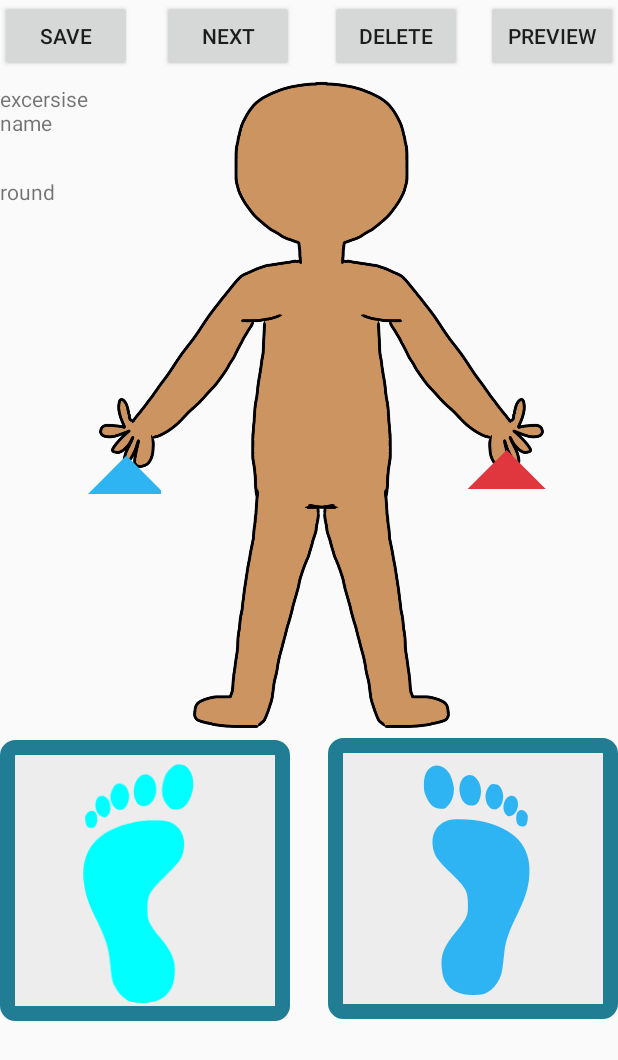
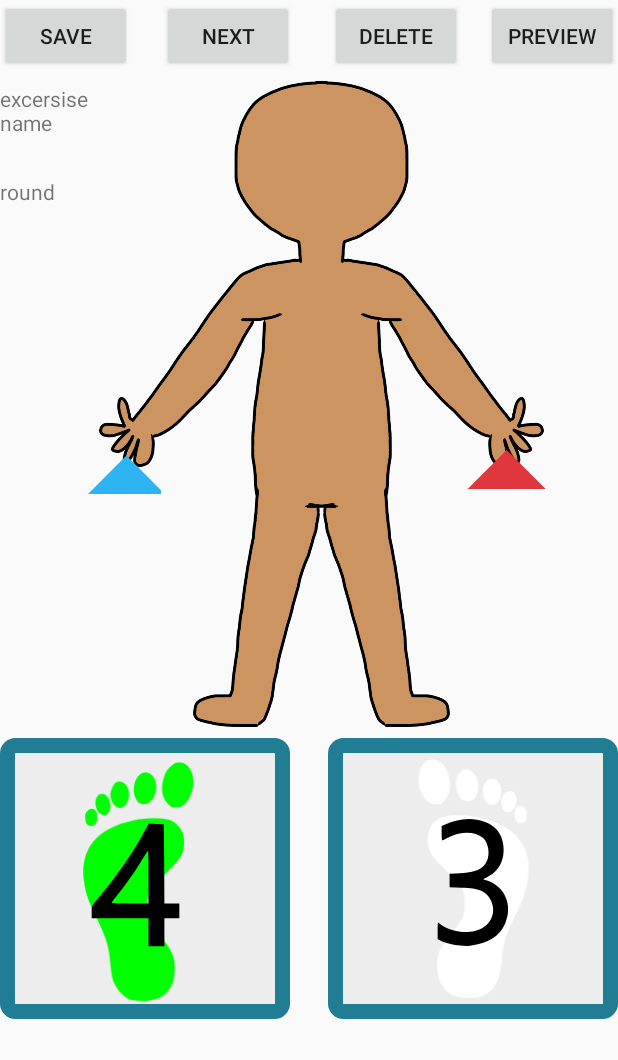
Before and after one commit to Toon-Van-Engeland/care-athon, an Android app: the CreateActivity screen opened directly, with no data from a screen before it, on a phone screen of 412 x 824 dp. Shown: the top 1060 px of the screen. Run offline under Robolectric (Android 15) with nearby library versions, the phone set to English and light mode, and no system bars.

Commit message:
viewpager feets

```diff
--- a/GKarate/app/src/main/AndroidManifest.xml
+++ b/GKarate/app/src/main/AndroidManifest.xml
@@ -19,7 +19,6 @@
             </intent-filter>
         </activity>
         <activity android:name=".CreateActivity" >
-
         </activity>
     </application>
 
--- a/GKarate/app/src/main/java/be/pxl/g_karate/CreateActivity.java
+++ b/GKarate/app/src/main/java/be/pxl/g_karate/CreateActivity.java
@@ -2,7 +2,6 @@ package be.pxl.g_karate;
 
 import android.graphics.Color;
 import android.graphics.drawable.Icon;
-import android.media.Image;
 import android.os.Bundle;
 import android.view.LayoutInflater;
 import android.view.View;
@@ -19,21 +18,38 @@ import java.util.ArrayList;
 import java.util.List;
 
 public class CreateActivity  extends AppCompatActivity {
-    private ViewPager mViewPager;
+
+    private ViewPager mViewPagerLeftFood;
+    private ViewPager mViewerRightFood;
+
+
     @Override
     protected void onCreate(Bundle savedInstanceState) {
         super.onCreate(savedInstanceState);
         setContentView(R.layout.activity_create);
-        initPager();
+        initPagerLeftFood();
+        initPagerRightFood();
     }
-    private void initPager() {
-        mViewPager = findViewById(R.id.left_food_pager);
+
+    private void initPagerRightFood() {
+        mViewerRightFood = findViewById(R.id.right_food_pager);
         ViewPagerAdapter adapter = new ViewPagerAdapter(getSupportFragmentManager());
-        adapter.addFragment(new OneFragment(), "ONE");
-        adapter.addFragment(new TwoFragment(), "TWO");
+        adapter.addFragment(new ThreeRightFoot(), "Three_Right");
+        adapter.addFragment(new OneRightFoot(), "One_Right");
+        adapter.addFragment(new FiveRightFoot(), "Five_Right");
+        adapter.addFragment(new GrayRightFragment(), "Gray_Right");
+        mViewerRightFood.setAdapter(adapter);
+    }
 
-        mViewPager.setAdapter(adapter);
+    private void initPagerLeftFood() {
+        mViewPagerLeftFood = findViewById(R.id.left_food_pager);
+        ViewPagerAdapter adapter = new ViewPagerAdapter(getSupportFragmentManager());
+        adapter.addFragment(new ForLeftFood(), "Four_Left");
+        adapter.addFragment(new TwoLeftFood(), "Two_Left");
+        adapter.addFragment(new SixLeftFood(), "Six_Left");
+        adapter.addFragment(new ForFragment(), "gray_left");
 
+        mViewPagerLeftFood.setAdapter(adapter);
     }
     class ViewPagerAdapter extends FragmentPagerAdapter {
         private final List<Fragment> mList = new ArrayList<>();
@@ -58,22 +74,105 @@ public class CreateActivity  extends AppCompatActivity {
             return mTitleList.get(position);
         }
     }
-    public static class OneFragment extends Fragment {
+    public static class ForLeftFood extends Fragment {
         @Override
         public View onCreateView(LayoutInflater inflater, ViewGroup container, Bundle savedInstanceState){
             View v = inflater.inflate(R.layout.left_food_box, container, false);
-            Icon icon = Icon.createWithResource(getContext(), R.drawable.ic_left_footprint).setTint(Color.CYAN);
+            Icon icon = Icon.createWithResource(getContext(), R.drawable.ic_left_footprint).setTint(Color.GREEN);
             ((ImageView) v.findViewById(R.id.feet_left2)).setImageIcon(icon);
+
+
+            Icon iconTwo = Icon.createWithResource(getContext(), R.drawable.ic_number_4);
+            ((ImageView) v.findViewById(R.id.feet_left_index2)).setImageIcon(iconTwo);
+
+
 
 
             return v;
         }
     }
-    public static class TwoFragment extends Fragment {
+    public static class TwoLeftFood extends Fragment {
         @Override
         public View onCreateView(LayoutInflater inflater, ViewGroup container, Bundle savedInstanceState){
             View v = inflater.inflate(R.layout.left_food_box, container, false);
             Icon icon = Icon.createWithResource(getContext(), R.drawable.ic_left_footprint).setTint(Color.RED);
+
+            Icon iconTwo = Icon.createWithResource(getContext(), R.drawable.ic_number_2);
+            ((ImageView) v.findViewById(R.id.feet_left_index2)).setImageIcon(iconTwo);
+
+            ((ImageView) v.findViewById(R.id.feet_left2)).setImageIcon(icon);
+            return v;
+        }
+    }
+    public static class SixLeftFood extends Fragment {
+        @Override
+        public View onCreateView(LayoutInflater inflater, ViewGroup container, Bundle savedInstanceState){
+            View v = inflater.inflate(R.layout.left_food_box, container, false);
+            Icon icon = Icon.createWithResource(getContext(), R.drawable.ic_left_footprint).setTint(Color.YELLOW);
+
+            Icon iconTwo = Icon.createWithResource(getContext(), R.drawable.ic_number_6);
+            ((ImageView) v.findViewById(R.id.feet_left_index2)).setImageIcon(iconTwo);
+
+            ((ImageView) v.findViewById(R.id.feet_left2)).setImageIcon(icon);
+            return v;
+        }
+    }
+    public static class ForFragment extends Fragment {
+        @Override
+        public View onCreateView(LayoutInflater inflater, ViewGroup container, Bundle savedInstanceState){
+            View v = inflater.inflate(R.layout.left_food_box, container, false);
+            Icon icon = Icon.createWithResource(getContext(), R.drawable.ic_left_footprint).setTint(Color.GRAY);
+            ((ImageView) v.findViewById(R.id.feet_left2)).setImageIcon(icon);
+            return v;
+        }
+    }
+
+    public static class ThreeRightFoot extends Fragment {
+        @Override
+        public View onCreateView(LayoutInflater inflater, ViewGroup container, Bundle savedInstanceState){
+            View v = inflater.inflate(R.layout.left_food_box, container, false);
+            Icon icon = Icon.createWithResource(getContext(), R.drawable.ic_right_footprint).setTint(Color.WHITE);
+
+            Icon iconTwo = Icon.createWithResource(getContext(), R.drawable.ic_number_3);
+            ((ImageView) v.findViewById(R.id.feet_left_index2)).setImageIcon(iconTwo);
+
+            ((ImageView) v.findViewById(R.id.feet_left2)).setImageIcon(icon);
+            return v;
+        }
+    }
+
+    public static class OneRightFoot extends Fragment {
+        @Override
+        public View onCreateView(LayoutInflater inflater, ViewGroup container, Bundle savedInstanceState){
+            View v = inflater.inflate(R.layout.left_food_box, container, false);
+            Icon icon = Icon.createWithResource(getContext(), R.drawable.ic_right_footprint).setTint(Color.BLUE);
+
+            Icon iconTwo = Icon.createWithResource(getContext(), R.drawable.ic_number_1);
+            ((ImageView) v.findViewById(R.id.feet_left_index2)).setImageIcon(iconTwo);
+
+            ((ImageView) v.findViewById(R.id.feet_left2)).setImageIcon(icon);
+            return v;
+        }
+    }
+
+    public static class FiveRightFoot extends Fragment {
+        @Override
+        public View onCreateView(LayoutInflater inflater, ViewGroup container, Bundle savedInstanceState){
+            View v = inflater.inflate(R.layout.left_food_box, container, false);
+            Icon icon = Icon.createWithResource(getContext(), R.drawable.ic_right_footprint).setTint(Color.MAGENTA);
+
+            Icon iconTwo = Icon.createWithResource(getContext(), R.drawable.ic_number_5);
+            ((ImageView) v.findViewById(R.id.feet_left_index2)).setImageIcon(iconTwo);
+
+            ((ImageView) v.findViewById(R.id.feet_left2)).setImageIcon(icon);
+            return v;
+        }
+    }
+    public static class GrayRightFragment extends Fragment {
+        @Override
+        public View onCreateView(LayoutInflater inflater, ViewGroup container, Bundle savedInstanceState){
+            View v = inflater.inflate(R.layout.left_food_box, container, false);
+            Icon icon = Icon.createWithResource(getContext(), R.drawable.ic_right_footprint).setTint(Color.GRAY);
             ((ImageView) v.findViewById(R.id.feet_left2)).setImageIcon(icon);
             return v;
         }
--- a/GKarate/app/src/main/res/layout/activity_create.xml
+++ b/GKarate/app/src/main/res/layout/activity_create.xml
@@ -109,7 +109,6 @@
             android:layout_height="187dp"
             android:layout_marginTop="492dp"
             app:layout_constraintBottom_toBottomOf="parent"
-            app:layout_constraintEnd_toEndOf="@+id/recyclerView"
             app:layout_constraintHorizontal_bias="0.028"
             app:layout_constraintStart_toStartOf="parent"
             app:layout_constraintTop_toTopOf="parent"
@@ -133,37 +132,6 @@
             app:layout_constraintEnd_toEndOf="@+id/human_main"
             app:layout_constraintTop_toTopOf="parent"
             app:srcCompat="@drawable/triangle_right" />
-
-        <ImageView
-            android:id="@+id/feet_right"
-            android:layout_width="154dp"
-            android:layout_height="190dp"
-            app:layout_constraintBottom_toBottomOf="@+id/rightbox"
-            app:layout_constraintEnd_toEndOf="parent"
-            app:layout_constraintHorizontal_bias="0.564"
-            app:layout_constraintStart_toStartOf="@+id/rightbox"
-            app:layout_constraintTop_toTopOf="@+id/rightbox"
-            app:layout_constraintVertical_bias="0.0"
-            app:srcCompat="@drawable/ic_right_footprint" />
-
-        <ImageView
-            android:id="@+id/feet_right_index"
-            android:layout_width="56dp"
-            android:layout_height="81dp"
-            android:layout_marginTop="108dp"
-            android:layout_marginEnd="16dp"
-            app:layout_constraintEnd_toEndOf="@+id/rightbox"
-            app:layout_constraintTop_toTopOf="@+id/rightbox"
-            app:srcCompat="@drawable/circle" />
-
-        <ImageView
-            android:id="@+id/feet_right_symbol"
-            android:layout_width="63dp"
-            android:layout_height="81dp"
-            android:layout_marginTop="48dp"
-            app:layout_constraintStart_toStartOf="@+id/feet_right"
-            app:layout_constraintTop_toTopOf="@+id/feet_right"
-            app:srcCompat="@drawable/circle" />
 
         <ImageView
             android:id="@+id/ear_left"
@@ -251,6 +219,15 @@
             app:layout_constraintStart_toStartOf="@+id/leftbox"
             app:layout_constraintTop_toTopOf="@+id/leftbox" />
 
+        <androidx.viewpager.widget.ViewPager
+            android:id="@+id/right_food_pager"
+            android:layout_width="170dp"
+            android:layout_height="160dp"
+            app:layout_constraintBottom_toBottomOf="parent"
+            app:layout_constraintEnd_toEndOf="@+id/rightbox"
+            app:layout_constraintStart_toStartOf="@+id/rightbox"
+            app:layout_constraintTop_toTopOf="@+id/rightbox" />
+
 
     </androidx.constraintlayout.widget.ConstraintLayout>
 </ScrollView>
--- a/GKarate/app/src/main/res/layout/left_food_box.xml
+++ b/GKarate/app/src/main/res/layout/left_food_box.xml
@@ -13,8 +13,7 @@
         android:layout_width="wrap_content"
         android:layout_height="wrap_content"
         app:layout_constraintStart_toStartOf="parent"
-        app:layout_constraintTop_toTopOf="parent"
-        app:srcCompat="@drawable/ic_left_footprint" />
+        app:layout_constraintTop_toTopOf="parent" />
 
     <ImageView
         android:id="@+id/feet_left_symbol2"
```
